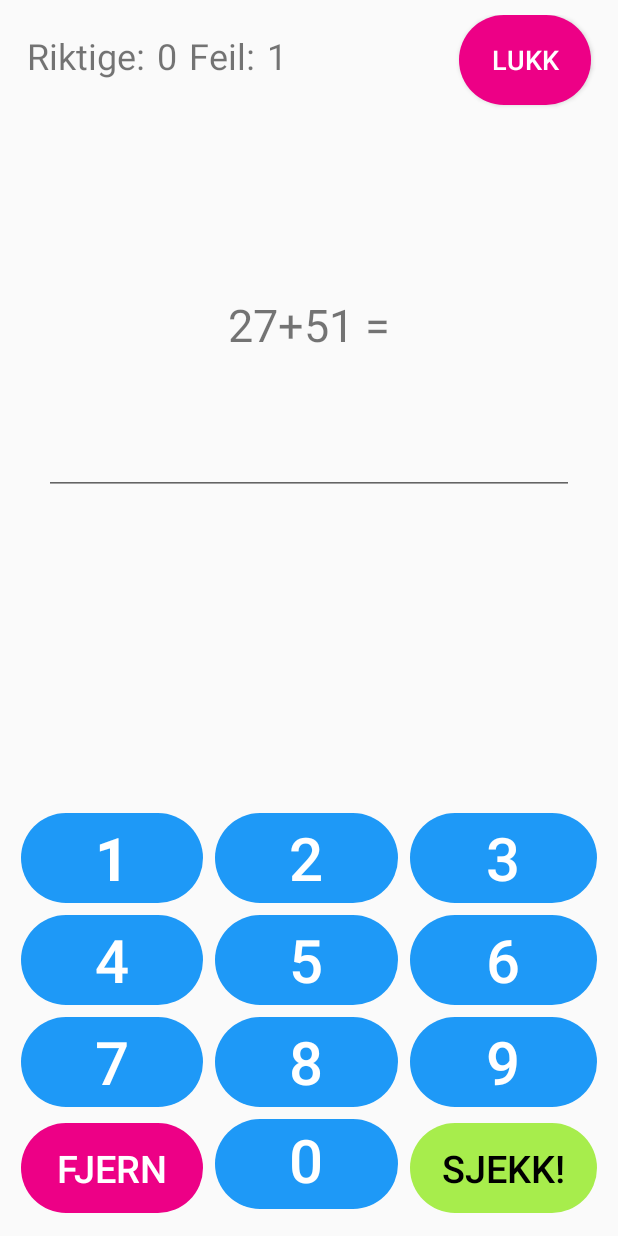
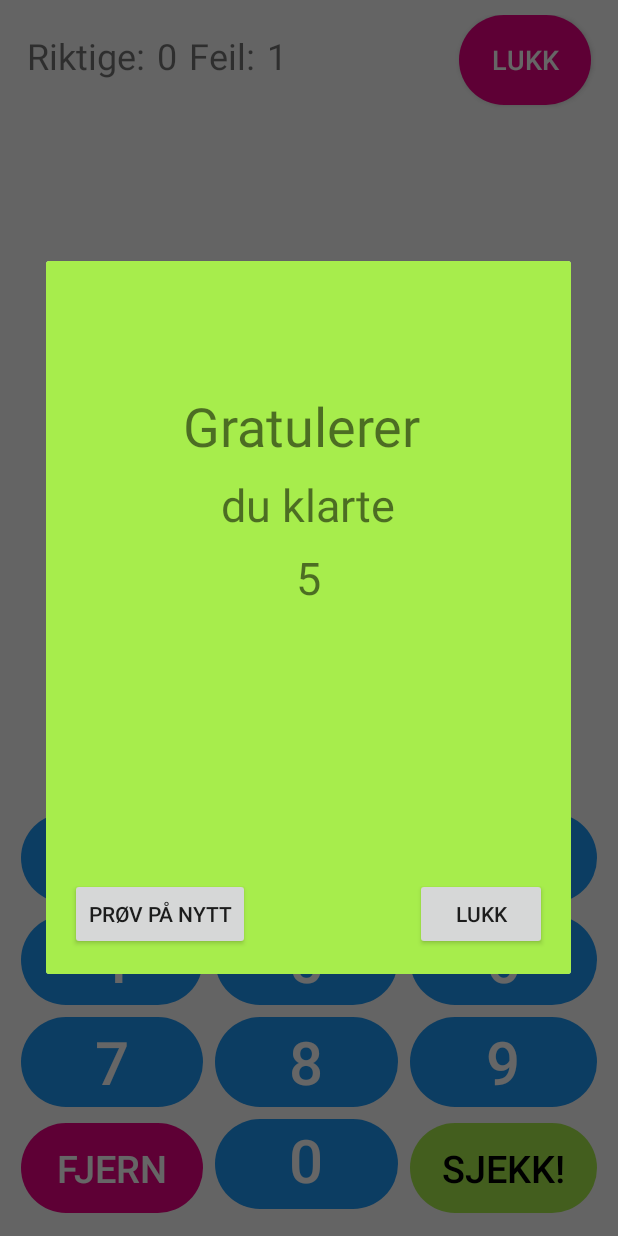
Before and after one commit to TobiasStrom/MatteApp, an Android app: the GameActivity screen opened directly, with no data from a screen before it, after a tap on "SJEKK!", on a phone screen of 412 x 824 dp. Run offline under Robolectric (Android 15) with nearby library versions, the phone set to English and light mode, and no system bars.

Commit message:
Oppdatert litt iconer

```diff
--- a/app/src/main/AndroidManifest.xml
+++ b/app/src/main/AndroidManifest.xml
@@ -11,6 +11,7 @@
         android:theme="@style/AppTheme">
         <activity android:name=".MyDialog"></activity>
         <activity android:name=".GameActivity" />
+        <activity android:name=".SetPreferencesActivity"/>
         <activity android:name=".StatisticsActivity" />
         <activity android:name=".PreferencesActivity" />
         <activity android:name=".MainActivity">
--- a/app/src/main/java/com/tobiasstrom/s331392mappe1comtobiasstrom/GameActivity.java
+++ b/app/src/main/java/com/tobiasstrom/s331392mappe1comtobiasstrom/GameActivity.java
@@ -1,6 +1,7 @@
 package com.tobiasstrom.s331392mappe1comtobiasstrom;
 
 
+import android.app.Dialog;
 import android.app.DialogFragment;
 import android.content.Context;
 import android.content.Intent;
@@ -8,6 +9,7 @@ import android.content.res.Configuration;
 import android.content.res.Resources;
 import android.os.Bundle;
 import android.util.DisplayMetrics;
+import android.util.Log;
 import android.view.View;
 import android.widget.Button;
 import android.widget.EditText;
@@ -21,12 +23,13 @@ import androidx.appcompat.app.AppCompatActivity;
 import java.util.ArrayList;
 
 public class GameActivity extends AppCompatActivity implements MyDialog.DialogClickListener {
+    private static final String TAG = "GameActivity";
 
     private EditText newNumber;
     private String[] questions;
     private String[] answers;
     private ArrayList<Integer> selectedQuestions = new ArrayList();
-    private int numberOfQuestions = 5;
+    private int numberOfQuestions = 1;
     private int whichQuestion = 0;
     TextView txt_game_question;
     TextView txt_right_awser;
@@ -34,6 +37,10 @@ public class GameActivity extends AppCompatActivity implements MyDialog.DialogCl
     private int questionNumber = 0;
     private int rightAwser = 0;
     private int wrongAwser = 0;
+    Dialog myDialog;
+    Button btnClose;
+    TextView txt_result_of, txt_result;
+    ArrayList<Statistics> statistics = new ArrayList<>();
 
 
     private static final String STATE_NUMBEROFQUESTION = "NumberOfQuestion";
@@ -108,6 +115,7 @@ public class GameActivity extends AppCompatActivity implements MyDialog.DialogCl
         txt_wrong_awser.setText(wrongAwser+"");
 
         nextQuestion();
+        myDialog = new Dialog(this);
     }
 
     public void btnExitGame(View view) {
@@ -130,10 +138,10 @@ public class GameActivity extends AppCompatActivity implements MyDialog.DialogCl
     }
 
     public void btnCheck(View view){
-        chechQuestion();
+        chechQuestion(view);
     }
 
-    public void chechQuestion(){
+    public void chechQuestion(View view){
         if (whichQuestion < numberOfQuestions) {
             String youAnswerd = newNumber.getText().toString();
 
@@ -159,13 +167,20 @@ public class GameActivity extends AppCompatActivity implements MyDialog.DialogCl
                 wrongAwser++;
                 txt_wrong_awser.setText(wrongAwser+"");
             }
-            txt_game_question.setText("Du er ferdig");
-            Context context = getApplicationContext();
-            CharSequence text = "Du klarte " + wrongAwser + " feil";
-            int duration = Toast.LENGTH_SHORT;
+            //txt_game_question.setText("Du er ferdig");
+            //Context context = getApplicationContext();
+            //CharSequence text = "Du klarte " + wrongAwser + " feil";
+            //int duration = Toast.LENGTH_SHORT;
 
-            Toast toast = Toast.makeText(context, text, duration);
-            toast.show();
+            showPopup(view);
+            Statistics anser = new Statistics(rightAwser,numberOfQuestions);
+            Statistics statistics1 = new Statistics(2,6);
+            statistics.add(statistics1);
+            statistics.add(anser);
+            Log.d(TAG, statistics.toString());
+
+            //Toast toast = Toast.makeText(context, text, duration);
+            //toast.show();
         }
     }
 
@@ -209,6 +224,27 @@ public class GameActivity extends AppCompatActivity implements MyDialog.DialogCl
         txt_wrong_awser.setText(wrongAwser+"");
 
     }
+    public void showPopup(View v){
+
+        txt_result = (TextView) myDialog.findViewById(R.id.txt_result);
+        txt_result_of = (TextView) myDialog.findViewById(R.id.txt_result_of);
+
+
+
+        myDialog.setContentView(R.layout.custon_pop_up);
+
+        //txt_result.setTextSize(50);
+        btnClose = (Button) myDialog.findViewById(R.id.btn_Close);
+        btnClose.setOnClickListener(new View.OnClickListener() {
+            @Override
+            public void onClick(View v) {
+                myDialog.dismiss();
+                finish();
+            }
+        });
+        myDialog.show();
+        //txt_result.setText("Hei");
+    }
 
 
 }
--- /dev/null
+++ b/app/src/main/java/com/tobiasstrom/s331392mappe1comtobiasstrom/Statistics.java
@@ -0,0 +1,24 @@
+package com.tobiasstrom.s331392mappe1comtobiasstrom;
+
+import java.util.ArrayList;
+
+public class Statistics {
+    private int rightAnwser;
+    private int numberQuestions;
+
+    ArrayList<Statistics> statistics = new ArrayList<>();
+
+    public Statistics(int rightAnwser, int numberQuestions) {
+        this.rightAnwser = rightAnwser;
+        this.numberQuestions = numberQuestions;
+    }
+
+    @Override
+    public String toString() {
+        return "Statistics{" +
+                "rightAnwser=" + rightAnwser +
+                ", numberQuestions=" + numberQuestions +
+                '}';
+    }
+
+}
--- a/app/src/main/res/layout-land/activity_preferences.xml
+++ b/app/src/main/res/layout-land/activity_preferences.xml
@@ -135,7 +135,7 @@
             android:textSize="18sp" />
 
         <Button
-            android:id="@+id/btnClose"
+            android:id="@+id/btn_Close"
             style="?android:attr/buttonBarButtonStyle"
             android:layout_width="200dp"
             android:layout_height="60dp"
--- /dev/null
+++ b/app/src/main/res/layout/custon_pop_up.xml
@@ -0,0 +1,86 @@
+<?xml version="1.0" encoding="utf-8"?>
+<androidx.constraintlayout.widget.ConstraintLayout xmlns:android="http://schemas.android.com/apk/res/android"
+    xmlns:app="http://schemas.android.com/apk/res-auto"
+    xmlns:tools="http://schemas.android.com/tools"
+    android:id="@+id/linearLayout4"
+    android:layout_width="350dp"
+    android:layout_height="475dp"
+    android:layout_gravity="center"
+    android:background="@color/Inchworm">
+    <TextView
+        android:id="@+id/textView2"
+        android:layout_width="wrap_content"
+        android:layout_height="wrap_content"
+        android:text="Gratulerer "
+        android:textSize="36sp"
+        app:layout_constraintBottom_toBottomOf="parent"
+        app:layout_constraintEnd_toEndOf="parent"
+        app:layout_constraintStart_toStartOf="parent"
+        app:layout_constraintTop_toTopOf="parent"
+        app:layout_constraintVertical_bias="0.19999999" />
+
+    <TextView
+        android:id="@+id/txt_result"
+        android:layout_width="wrap_content"
+        android:layout_height="wrap_content"
+        android:layout_marginTop="8dp"
+        android:textSize="30sp"
+        app:layout_constraintEnd_toEndOf="parent"
+        app:layout_constraintStart_toStartOf="parent"
+        app:layout_constraintTop_toBottomOf="@+id/textView6"
+        android:text="5" />
+
+    <TextView
+        android:id="@+id/textView5"
+        android:layout_width="wrap_content"
+        android:layout_height="wrap_content"
+        android:layout_marginTop="8dp"
+        android:textSize="24sp"
+        app:layout_constraintEnd_toEndOf="parent"
+        app:layout_constraintStart_toStartOf="parent"
+        app:layout_constraintTop_toBottomOf="@+id/txt_result"
+        tools:text="av" />
+
+    <TextView
+        android:id="@+id/textView6"
+        android:layout_width="wrap_content"
+        android:layout_height="wrap_content"
+        android:layout_marginTop="8dp"
+        android:text="du klarte"
+        android:textSize="30sp"
+        app:layout_constraintEnd_toEndOf="parent"
+        app:layout_constraintStart_toStartOf="parent"
+        app:layout_constraintTop_toBottomOf="@+id/textView2" />
+
+    <TextView
+        android:id="@+id/txt_result_of"
+        android:layout_width="wrap_content"
+        android:layout_height="wrap_content"
+        android:layout_marginTop="16dp"
+        android:textSize="30sp"
+        app:layout_constraintEnd_toEndOf="parent"
+        app:layout_constraintStart_toStartOf="parent"
+        app:layout_constraintTop_toBottomOf="@+id/textView5"
+        tools:text="5" />
+    <Button
+        android:id="@+id/btn_restart"
+        android:layout_width="wrap_content"
+        android:layout_height="wrap_content"
+        android:layout_marginStart="16dp"
+        android:layout_marginLeft="16dp"
+        android:layout_marginBottom="16dp"
+        android:text="Prøv på nytt"
+        app:layout_constraintBottom_toBottomOf="parent"
+        app:layout_constraintStart_toStartOf="parent" />
+
+    <Button
+        android:id="@+id/btn_Close"
+        android:layout_width="0dp"
+        android:layout_height="wrap_content"
+        android:layout_marginEnd="16dp"
+        android:layout_marginRight="16dp"
+        android:layout_marginBottom="16dp"
+        android:text="lukk"
+        app:layout_constraintBottom_toBottomOf="parent"
+        app:layout_constraintEnd_toEndOf="parent" />
+</androidx.constraintlayout.widget.ConstraintLayout>
```
Also changed, not shown: app/src/main/java/com/tobiasstrom/s331392mappe1comtobiasstrom/MainActivity.java (+10 -7 lines), app/src/main/java/com/tobiasstrom/s331392mappe1comtobiasstrom/SetPreferencesActivity.java (added, +20 -0 lines), app/src/main/res/layout/activity_main.xml (+4 -5 lines), app/src/main/res/values/arrays.xml (+19 -0 lines), app/src/main/res/xml/preferences.xml (added, +21 -0 lines).
